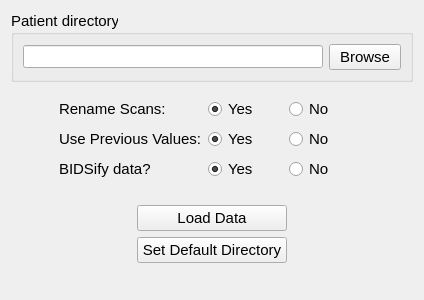
Before: the Qt Designer form dataImport/Resources/UI/dataImport.ui in greydongilmore/trajectoryGuideModules, drawn with Qt 5.
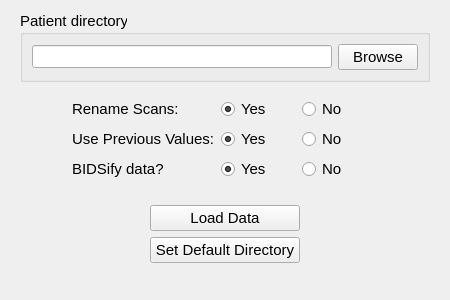
After: the same form once the commit is applied. Custom widgets are drawn as their Qt base class.

```diff
--- a/dataImport/Resources/UI/dataImport.ui
+++ b/dataImport/Resources/UI/dataImport.ui
@@ -6,10 +6,22 @@
    <rect>
     <x>0</x>
     <y>0</y>
-    <width>424</width>
+    <width>450</width>
     <height>300</height>
    </rect>
   </property>
+  <property name="sizePolicy">
+   <sizepolicy hsizetype="MinimumExpanding" vsizetype="Preferred">
+    <horstretch>0</horstretch>
+    <verstretch>0</verstretch>
+   </sizepolicy>
+  </property>
+  <property name="minimumSize">
+   <size>
+    <width>450</width>
+    <height>0</height>
+   </size>
+  </property>
   <property name="windowTitle">
    <string>Form</string>
   </property>
```
